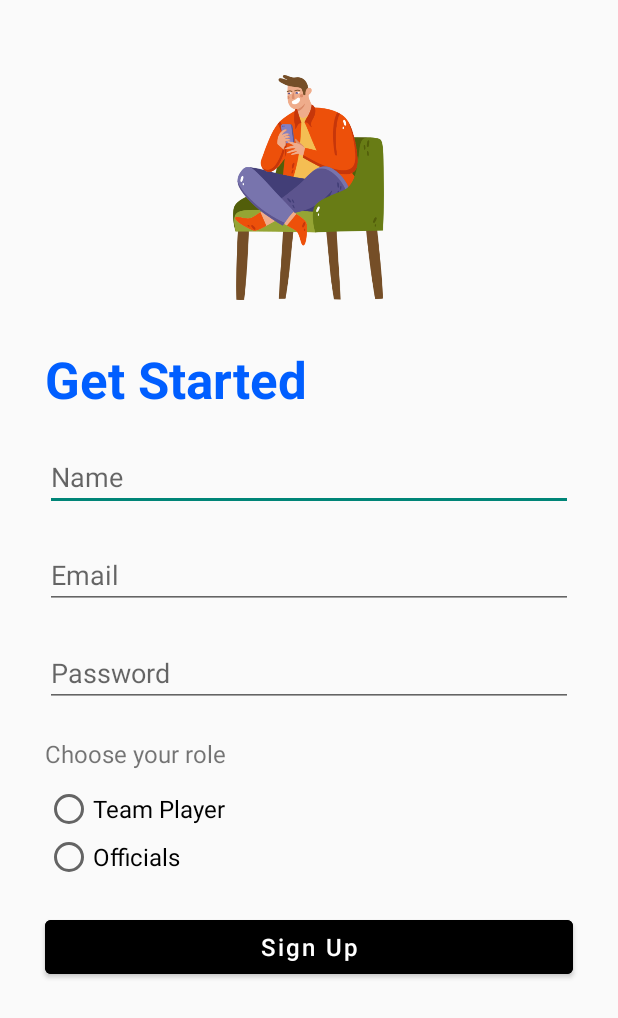
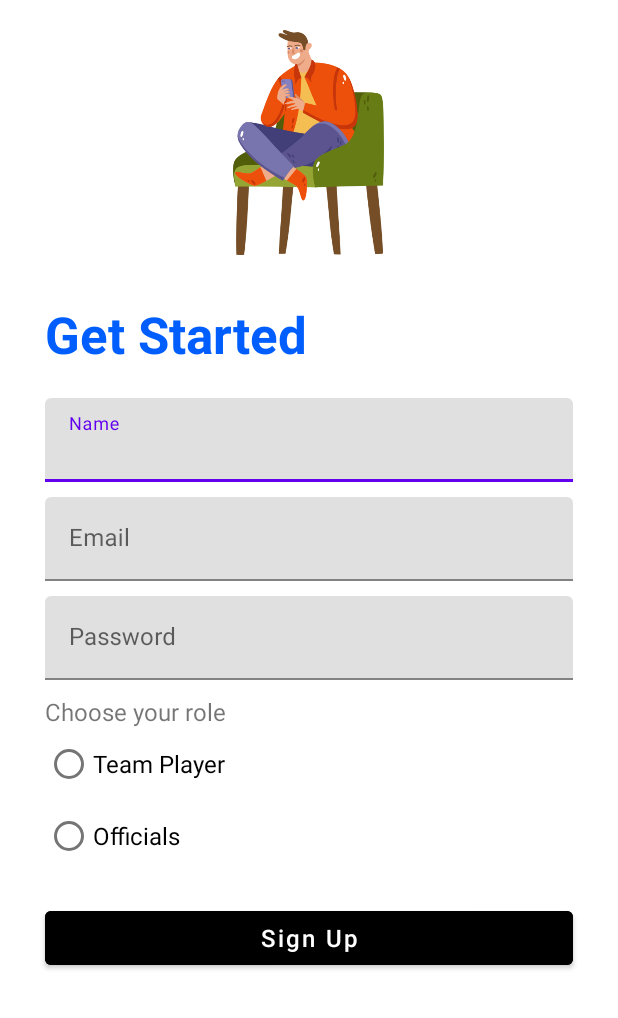
Before and after one commit to indra-g/Just-Cricket-App, an Android app: the SignUpActivity screen opened directly, with no data from a screen before it, on a phone screen of 412 x 824 dp. Shown: the top 1018 px of the screen. Run offline under Robolectric (Android 15) with nearby library versions, the phone set to English and light mode, and no system bars.

Commit message:
Initial Commit

```diff
--- a/app/src/main/AndroidManifest.xml
+++ b/app/src/main/AndroidManifest.xml
@@ -8,7 +8,7 @@
         android:label="@string/app_name"
         android:roundIcon="@mipmap/ic_launcher_round"
         android:supportsRtl="true"
-        android:theme="@style/Theme.AppCompat.Light.NoActionBar">
+        android:theme="@style/Theme.MaterialComponents.Light.NoActionBar">
         <activity android:name=".SignUpActivity"/>
         <activity android:name=".MainActivity"/>
         <activity android:name=".StartActivity">
--- a/app/src/main/res/layout/activity_sign_up.xml
+++ b/app/src/main/res/layout/activity_sign_up.xml
@@ -11,7 +11,7 @@
         android:layout_width="150dp"
         android:layout_height="150dp"
         android:layout_centerHorizontal="true"
-        android:layout_marginTop="50dp"
+        android:layout_marginTop="20dp"
         app:srcCompat="@drawable/signupimg" />
 
     <TextView
@@ -30,59 +30,70 @@
         android:textSize="34sp"
         android:textStyle="bold" />
 
-    <com.google.android.material.textfield.TextInputEditText
+    <com.google.android.material.textfield.TextInputLayout
         android:id="@+id/name_edittxt"
+        android:layout_below="@+id/textView3"
         android:layout_width="match_parent"
         android:layout_height="wrap_content"
-        android:layout_below="@id/textView3"
+        android:layout_marginTop="10dp"
+        android:layout_marginEnd="30dp"
+        android:layout_marginStart="30dp"
+        android:layout_marginRight="30dp">
+        <com.google.android.material.textfield.TextInputEditText
+            android:layout_width="match_parent"
+            android:layout_height="wrap_content"
+            android:hint="Name"
+            android:inputType="text"
+            >
+        </com.google.android.material.textfield.TextInputEditText>
+    </com.google.android.material.textfield.TextInputLayout>
+
+    <com.google.android.material.textfield.TextInputLayout
+        android:id="@+id/email_edittxt"
+        android:layout_below="@+id/name_edittxt"
+        android:layout_width="match_parent"
+        android:layout_height="wrap_content"
+        android:layout_marginTop="10dp"
+        android:layout_marginEnd="30dp"
+        android:layout_marginStart="30dp"
+        android:layout_marginRight="30dp">
+        <com.google.android.material.textfield.TextInputEditText
+            android:layout_width="match_parent"
+            android:layout_height="wrap_content"
+            android:hint="Email"
+            android:inputType="textEmailAddress"
+            >
+        </com.google.android.material.textfield.TextInputEditText>
+    </com.google.android.material.textfield.TextInputLayout>
+
+    <com.google.android.material.textfield.TextInputLayout
+        android:id="@+id/pass_edittxt"
+        android:layout_below="@+id/email_edittxt"
+        android:layout_width="match_parent"
+        android:layout_height="wrap_content"
+        android:layout_marginEnd="30dp"
+        android:layout_marginTop="10dp"
+        android:layout_marginStart="30dp"
+        android:layout_marginRight="30dp">
+        <com.google.android.material.textfield.TextInputEditText
+            android:layout_width="match_parent"
+            android:layout_height="wrap_content"
+            android:hint="Password"
+            android:inputType="textPassword"
+            >
+        </com.google.android.material.textfield.TextInputEditText>
+    </com.google.android.material.textfield.TextInputLayout>
+
+    <TextView
+        android:id="@+id/textView4"
+        android:layout_width="wrap_content"
+        android:layout_height="wrap_content"
+        android:layout_below="@id/pass_edittxt"
         android:layout_marginStart="30dp"
         android:layout_marginLeft="30dp"
         android:layout_marginTop="10dp"
         android:layout_marginEnd="30dp"
         android:layout_marginRight="30dp"
-        android:layout_marginBottom="10dp"
-        android:hint="Name"
-        android:inputType="text" />
-
-    <com.google.android.material.textfield.TextInputEditText
-        android:id="@+id/email_edittext"
-        android:layout_width="match_parent"
-        android:layout_height="wrap_content"
-        android:layout_below="@+id/name_edittxt"
-        android:layout_marginStart="30dp"
-        android:layout_marginLeft="30dp"
-        android:layout_marginTop="10dp"
-        android:layout_marginEnd="30dp"
-        android:layout_marginRight="30dp"
-        android:layout_marginBottom="10dp"
-        android:inputType="textEmailAddress"
-        android:hint="Email" />
-
-    <com.google.android.material.textfield.TextInputEditText
-        android:id="@+id/password_edittext"
-        android:layout_width="match_parent"
-        android:layout_height="wrap_content"
-        android:layout_below="@+id/email_edittext"
-        android:layout_marginStart="30dp"
-        android:layout_marginLeft="30dp"
-        android:layout_marginTop="10dp"
-        android:layout_marginEnd="30dp"
-        android:layout_marginRight="30dp"
-        android:layout_marginBottom="10dp"
-        android:inputType="textPassword"
-        android:hint="Password" />
-
-    <TextView
-        android:id="@+id/textView4"
-        android:layout_width="wrap_content"
-        android:layout_height="wrap_content"
-        android:layout_below="@id/password_edittext"
-        android:layout_marginStart="30dp"
-        android:layout_marginLeft="30dp"
-        android:layout_marginTop="10dp"
-        android:layout_marginEnd="30dp"
-        android:layout_marginRight="30dp"
-        android:layout_marginBottom="10dp"
         android:text="Choose your role"
         android:textSize="16sp" />
 
```
